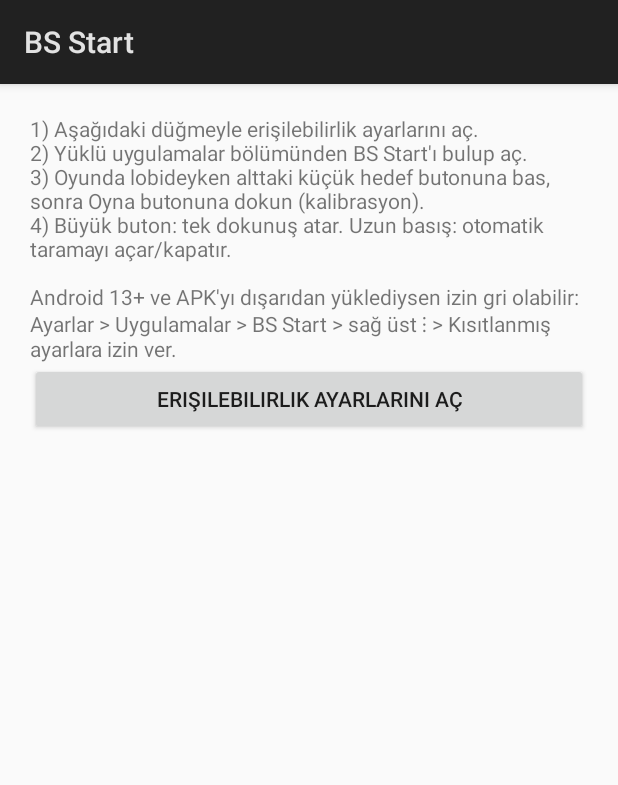
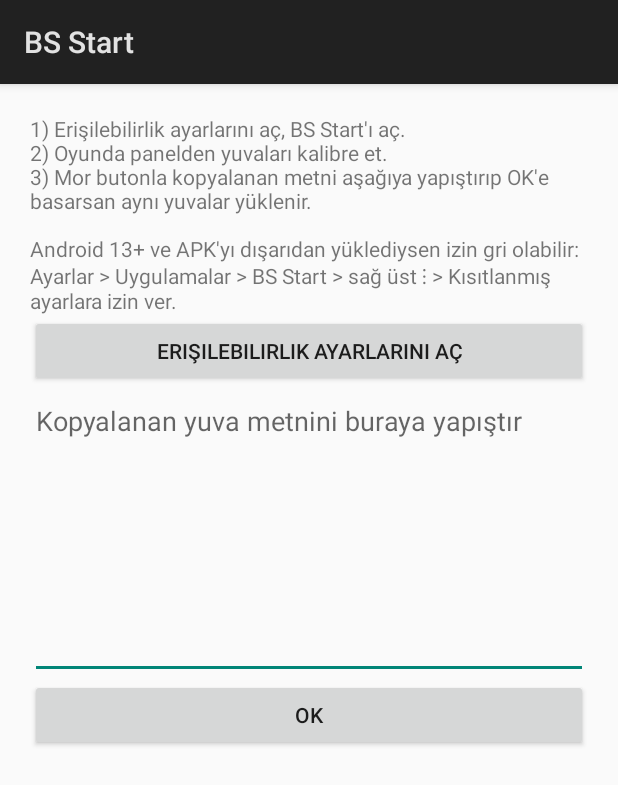
Before and after one commit to ortistost/BsStart, an Android app: the screen it shows after launch (MainActivity), on a phone screen of 412 x 824 dp. Shown: the top 785 px of the screen. Run offline under Robolectric (Android 15) with nearby library versions, the phone set to English and light mode, and no system bars.

Commit message:
Update MainActivity with new instructions and layout

```diff
--- a/app/src/main/java/com/example/bsstart/MainActivity.kt
+++ b/app/src/main/java/com/example/bsstart/MainActivity.kt
@@ -4,11 +4,21 @@ import android.app.Activity
 import android.content.Intent
 import android.os.Bundle
 import android.provider.Settings
+import android.text.InputType
+import android.view.Gravity
 import android.widget.Button
+import android.widget.EditText
 import android.widget.LinearLayout
+import android.widget.ScrollView
 import android.widget.TextView
+import java.util.Locale
 
 class MainActivity : Activity() {
+
+    private fun norm(s: String) =
+        s.replace("\r", "").lines().map { it.trim() }.filter { it.isNotEmpty() }
+            .joinToString("\n").lowercase(Locale.ROOT)
+
     override fun onCreate(savedInstanceState: Bundle?) {
         super.onCreate(savedInstanceState)
         val pad = (20 * resources.displayMetrics.density).toInt()
@@ -17,19 +27,44 @@ class MainActivity : Activity() {
             setPadding(pad, pad, pad, pad)
         }
         col.addView(TextView(this).apply {
-            text = "1) Aşağıdaki düğmeyle erişilebilirlik ayarlarını aç.\n" +
-                "2) Yüklü uygulamalar bölümünden BS Start'ı bulup aç.\n" +
-                "3) Oyunda lobideyken alttaki küçük hedef butonuna bas, sonra Oyna butonuna dokun (kalibrasyon).\n" +
-                "4) Büyük buton: tek dokunuş atar. Uzun basış: otomatik taramayı açar/kapatır.\n\n" +
+            text = "1) Erişilebilirlik ayarlarını aç, BS Start'ı aç.\n" +
+                "2) Oyunda panelden yuvaları kalibre et.\n" +
+                "3) Mor butonla kopyalanan metni aşağıya yapıştırıp OK'e basarsan aynı yuvalar yüklenir.\n\n" +
                 "Android 13+ ve APK'yı dışarıdan yüklediysen izin gri olabilir: " +
                 "Ayarlar > Uygulamalar > BS Start > sağ üst ⋮ > Kısıtlanmış ayarlara izin ver."
         })
         col.addView(Button(this).apply {
             text = "Erişilebilirlik ayarlarını aç"
+            setOnClickListener { startActivity(Intent(Settings.ACTION_ACCESSIBILITY_SETTINGS)) }
+        })
+        val input = EditText(this).apply {
+            hint = "Kopyalanan yuva metnini buraya yapıştır"
+            inputType = InputType.TYPE_CLASS_TEXT or InputType.TYPE_TEXT_FLAG_MULTI_LINE
+            minLines = 8
+            gravity = Gravity.TOP or Gravity.START
+        }
+        val out = TextView(this)
+        col.addView(input)
+        col.addView(Button(this).apply {
+            text = "OK"
             setOnClickListener {
-                startActivity(Intent(Settings.ACTION_ACCESSIBILITY_SETTINGS))
+                val txt = input.text.toString()
+                val res = SlotStore.parse(txt)
+                val parsed = res.parsed
+                if (parsed == null) {
+                    out.text = "Hata: ${res.error}"
+                    return@setOnClickListener
+                }
+                val prefs = getSharedPreferences(SlotStore.PREFS, MODE_PRIVATE)
+                val saved = SlotStore.apply(prefs, parsed)
+                val back = SlotStore.format(prefs, parsed.screen) ?: ""
+                val same = norm(back) == norm(txt)
+                out.text = (if (!saved) "Kayıt başarısız!\n" else "") +
+                    (if (same) "AYNI ✓ (yüklendi, tekrar dışa aktarım birebir aynı)\n\n"
+                    else "FARK VAR ✗ (aşağıdaki metin yüklenen halidir)\n\n") + back
             }
         })
-        setContentView(col)
+        col.addView(out)
+        setContentView(ScrollView(this).apply { addView(col) })
     }
 }
```
